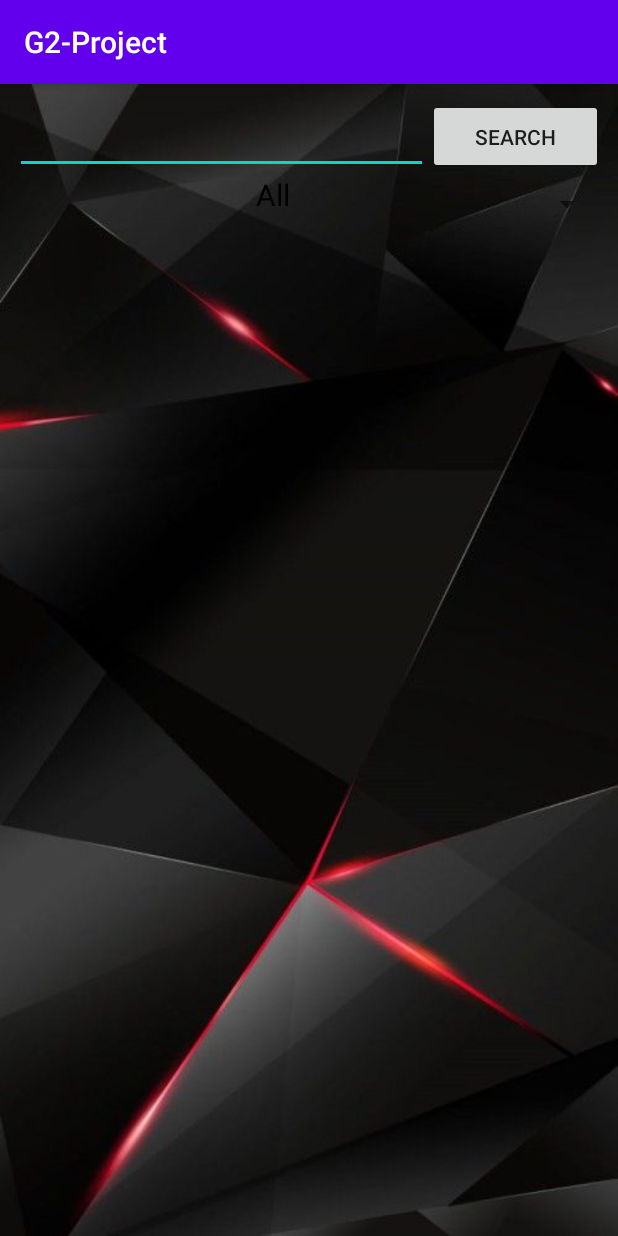
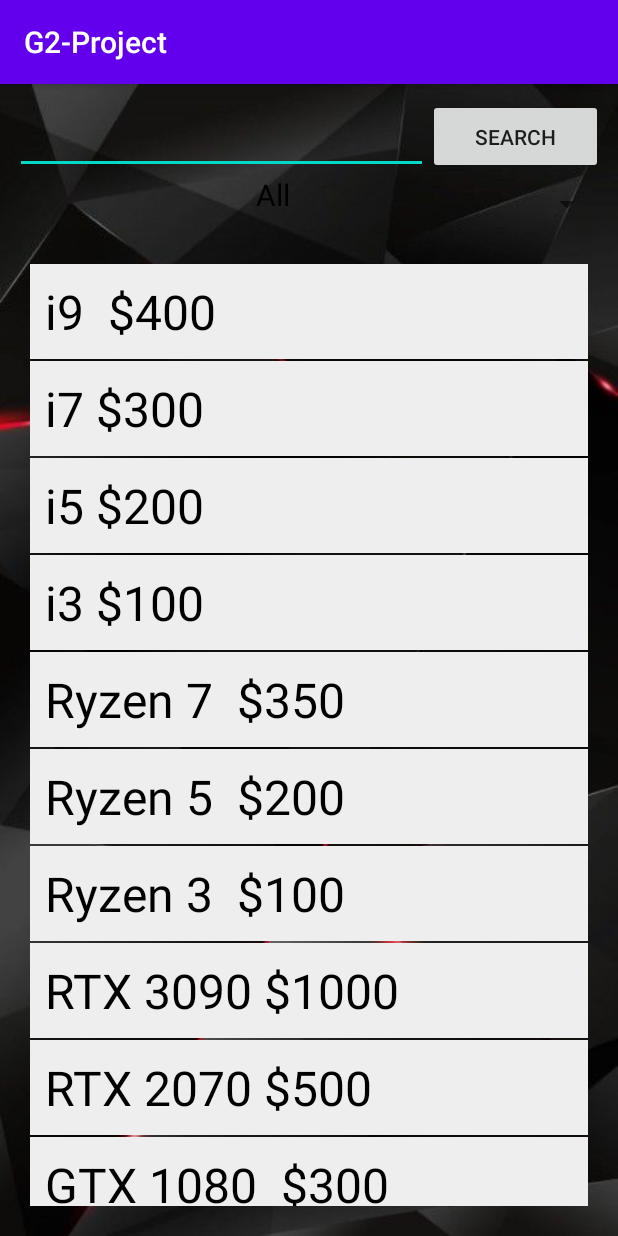
Before and after one commit to RDymond73/Mobile-App-Dev-Project, an Android app: the exploreActivity screen opened directly, with no data from a screen before it, on a phone screen of 412 x 824 dp. Run offline under Robolectric (Android 15) with nearby library versions, the phone set to English and light mode, and no system bars.

Commit message:
Sample Listview for temporary fix

```diff
--- a/app/src/main/java/rick/edu/g2_project/exploreActivity.java
+++ b/app/src/main/java/rick/edu/g2_project/exploreActivity.java
@@ -49,7 +49,10 @@ public class exploreActivity<DBHelper> extends AppCompatActivity {
     String AllQuery = "";
 
 
+    // Temporary Fix for List View
 
+    ArrayAdapter adapter1;
+    String[] parts = {"i9  $400", "i7 $300", "i5 $200", "i3 $100", "Ryzen 7  $350", "Ryzen 5  $200", "Ryzen 3  $100", "RTX 3090 $1000", "RTX 2070 $500", "GTX 1080  $300"};
 
 
 
@@ -67,6 +70,14 @@ public class exploreActivity<DBHelper> extends AppCompatActivity {
 
         SpinnerAdapter = new ArrayAdapter<String>(this, R.layout.spinner_item, filters);
         SpinnerFilter.setAdapter(SpinnerAdapter);
+
+
+
+        // Temporary Fix
+        adapter1 = new ArrayAdapter<String>(this, R.layout.list_item,parts);
+        listView.setAdapter(adapter1);
+
+
 
         //searchbar.setText("");
         //createDB();
--- /dev/null
+++ b/app/src/main/res/layout/list_item.xml
@@ -0,0 +1,11 @@
+<?xml version="1.0" encoding="utf-8"?>
+<TextView xmlns:android="http://schemas.android.com/apk/res/android"
+    android:layout_width="match_parent"
+    android:layout_height="match_parent"
+    android:background="#EEEEEE"
+    android:padding="10dp"
+    android:textColor="@color/black"
+    android:textSize="32sp"
+    >
+
+</TextView>
```
